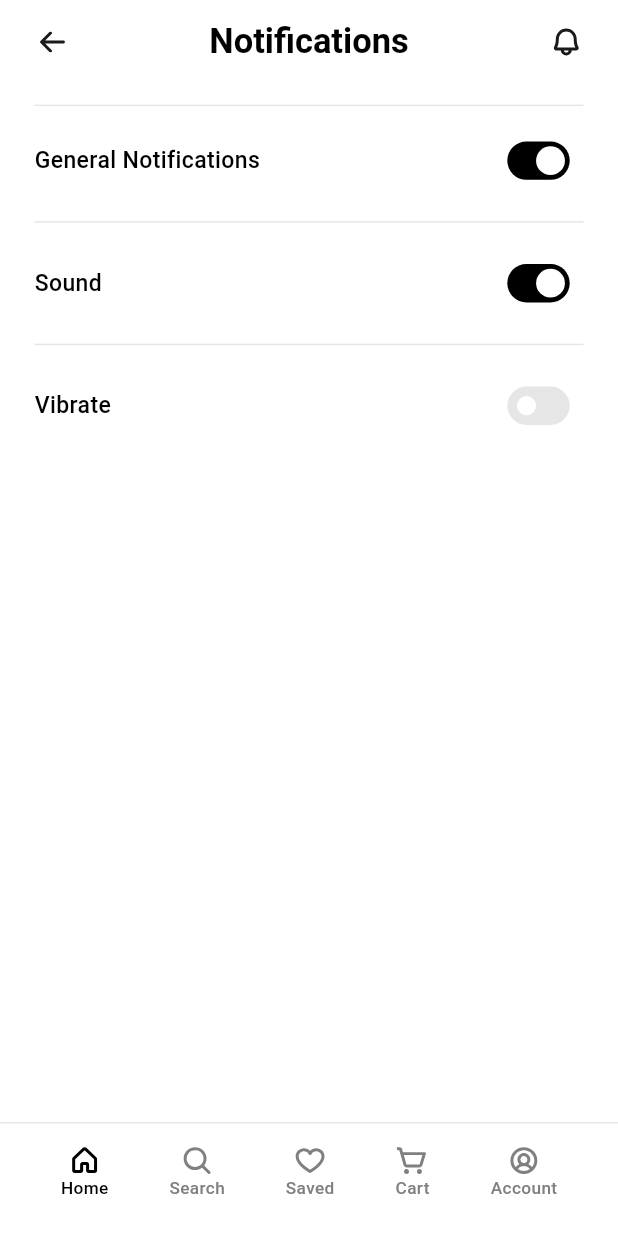
After one commit to isroilovismoiljon/store_mobile, a Flutter app: the NotificationsSetPage screen opened by its route, on a phone screen of 412 x 824 dp. The commit adds this screen. Shown: the top 1233 px of the screen. Run offline on Flutter 3.47's test engine with Material 3 defaults, Android fonts, the phone set to English and light mode, and no system bars; our stand-ins replace cherry_toast, dio, equatable, firebase_core, firebase_messaging, flutter_bloc and 6 more; accounts and stored records are empty; network calls fail.

Commit message:
NotificationsSettings created

```diff
--- a/lib/core/network/auth_interceptor.dart
+++ b/lib/core/network/auth_interceptor.dart
@@ -7,8 +7,9 @@ class AuthInterceptor extends Interceptor {
 
   final dio = Dio(
     BaseOptions(
+      baseUrl: "http://192.168.0.106:8888/api/v1",
       // baseUrl: "http://192.168.10.107:8888/api/v1",
-      baseUrl: "http://172.20.10.6:8888/api/v1",
+      // baseUrl: "http://172.20.10.6:8888/api/v1",
       // validateStatus: (status) => true,
     ),
   );
--- a/lib/core/network/dependencies.dart
+++ b/lib/core/network/dependencies.dart
@@ -11,15 +11,14 @@ final dependencies = [
   Provider(create: (context) => FlutterSecureStorage()),
   Provider(create: (context) => AuthInterceptor(secureStorage: context.read())),
   Provider(
+    create: (context) => ApiClient(interceptor: context.read(), baseUrl: "http://192.168.0.106:8888/api/v1"),
     // create: (context) => ApiClient(interceptor: context.read(), baseUrl: "http://192.168.10.107:8888/api/v1"),
-    create: (context) => ApiClient(interceptor: context.read(), baseUrl: "http://172.20.10.6:8888/api/v1")
+    // create: (context) => ApiClient(interceptor: context.read(), baseUrl: "http://172.20.10.6:8888/api/v1")
   ),
   Provider(
     create: (context) => AuthenticationRepository(client: context.read(), secureStorage: context.read()),
   ),
-  Provider(
-    create: (context) => CategoryRepository(client: context.read()),
-  ),
+  Provider(create: (context) => CategoryRepository(client: context.read())),
   Provider(create: (context) => ProductRepository(client: context.read())),
   Provider(create: (context) => NotificationsRepository(client: context.read())),
   Provider(create: (context) => UserRepository(client: context.read())),
--- a/lib/core/routing/router.dart
+++ b/lib/core/routing/router.dart
@@ -6,6 +6,7 @@ import 'package:store_mobile/features/notifications/pages/notifications_page.dar
 import 'package:store_mobile/features/payment/pages/chekout_page.dart';
 import 'package:store_mobile/features/payment/pages/payment_method_page.dart';
 import 'package:store_mobile/features/product/pages/product_details_page.dart';
+import 'package:store_mobile/features/settings/pages/notifications_set_page.dart';
 import '../../features/product/pages/saved_page.dart';
 import '../utils/imports.dart';
 
@@ -99,5 +100,9 @@ GoRouter router = GoRouter(
       path: Routes.paymentMethod,
       builder: (context, state) => PaymentMethodPage(),
     ),
+    GoRoute(
+      path: Routes.notificationsSettings,
+      builder: (context, state) => NotificationsSetPage(),
+    ),
   ],
 );
--- a/lib/core/routing/routes.dart
+++ b/lib/core/routing/routes.dart
@@ -18,4 +18,5 @@ class Routes {
   static const paymentMethod = '/payment-method';
   static const newCard = '/new-card';
   static const helpCenter = '/help-center';
+  static const notificationsSettings = '/notifications-settings';
 }
--- a/lib/core/utils/icons.dart
+++ b/lib/core/utils/icons.dart
@@ -35,5 +35,6 @@ class AppIcons{
   static const headphones = "assets/icons/Headphones.svg";
   static const logout = "assets/icons/Logout.svg";
   static const visa = "assets/icons/bxl_visa.svg";
+  static const masterCard = "assets/icons/master_card.svg";
 
 }
--- a/lib/features/cart/managers/cart_items_bloc.dart
+++ b/lib/features/cart/managers/cart_items_bloc.dart
@@ -23,4 +23,6 @@ class CartItemsBloc extends Bloc<CartItemsEvent, CartItemsState> {
       (value) => emit(state.copyWith(statusCartItem: Status.success, cartItems: value, errorMessageCartItem: null)),
     );
   }
+
+
 }
--- a/lib/features/cart/pages/my_cart_page.dart
+++ b/lib/features/cart/pages/my_cart_page.dart
@@ -52,6 +52,9 @@ class MyCartPage extends StatelessWidget {
                         : Column(
                             spacing: 14.h,
                             children: [
+                              SingleChildScrollView(
+                                child: Column(
+                                  children: [
                                     ...List.generate(
                                       state.cartItems!.items.length,
                                           (index) {
@@ -60,6 +63,9 @@ class MyCartPage extends StatelessWidget {
                                           index: index,
                                         );
                                       },
+                                    ),
+                                  ],
+                                ),
                               ),
                               Column(
                                 spacing: 15.h,
--- a/lib/features/home/pages/home_page.dart
+++ b/lib/features/home/pages/home_page.dart
@@ -21,6 +21,7 @@ class HomePage extends StatelessWidget {
     return BlocBuilder<HomeBloc, HomeState>(
       builder: (context, state) {
         return Scaffold(
+          // resizeToAvoidBottomInset: true,
           extendBody: true,
           body: Padding(
             padding: EdgeInsets.only(left: 24.w, right: 24.w, bottom: 86.h),
--- a/lib/features/product/pages/product_details_page.dart
+++ b/lib/features/product/pages/product_details_page.dart
@@ -91,6 +91,7 @@ class _ProductDetailsPageState extends State<ProductDetailsPage> {
                         state.productDetails!.title,
                         style: AppStyles.appBarTitle,
                         overflow: TextOverflow.ellipsis,
+                        maxLines: 1,
                       ),
                       Row(
                         spacing: 2.w,
--- /dev/null
+++ b/lib/features/settings/pages/notifications_set_page.dart
@@ -0,0 +1,35 @@
+import 'package:flutter/material.dart';
+import 'package:flutter_screenutil/flutter_screenutil.dart';
+import 'package:store_mobile/features/common/widgets/app_bar/my_app_bar.dart';
+import 'package:store_mobile/features/common/widgets/my_bottom_navigation_bar.dart';
+import 'package:store_mobile/features/settings/pages/notifications_setting_item.dart';
+
+import '../../../core/utils/colors.dart';
+
+class NotificationsSetPage extends StatelessWidget {
+  const NotificationsSetPage({super.key});
+
+  @override
+  Widget build(BuildContext context) {
+    return Scaffold(
+      appBar: MyAppBar(title: 'Notifications'),
+      body: Padding(
+        padding: EdgeInsets.only(right: 24.w, left: 24.w, top: 4.h),
+        child: Column(
+          children: [
+            NotificationsSettingItem(title: 'General Notifications',),
+            Divider(
+              color: AppColors.borderColor,
+            ),
+            NotificationsSettingItem(title: 'Sound',),
+            Divider(
+              color: AppColors.borderColor,
+            ),
+            NotificationsSettingItem(title: 'Vibrate', valueSwitch: false,),
+          ],
+        ),
+      ),
+      bottomNavigationBar: MyBottomNavigationBar(),
+    );
+  }
+}
--- /dev/null
+++ b/lib/features/settings/pages/notifications_setting_item.dart
@@ -0,0 +1,60 @@
+import 'package:flutter/material.dart';
+import 'package:flutter_screenutil/flutter_screenutil.dart';
+import 'package:store_mobile/core/utils/colors.dart';
+
+class NotificationsSettingItem extends StatefulWidget {
+  const NotificationsSettingItem({
+    super.key, required this.title, this.valueSwitch = true,
+  });
+
+  final String title;
+  final bool valueSwitch;
+
+  @override
+  State<NotificationsSettingItem> createState() => _NotificationsSettingItemState();
+}
+
+class _NotificationsSettingItemState extends State<NotificationsSettingItem> {
+
+  bool valueSwitch = true;
+  @override
+  void initState() {
+    valueSwitch = widget.valueSwitch;
+    super.initState();
+  }
+  @override
+  Widget build(BuildContext context) {
+    return Padding(
+      padding: EdgeInsets.symmetric(vertical: 10.h),
+      child: Row(
+        mainAxisAlignment: MainAxisAlignment.spaceBetween,
+        children: [
+          Text(
+            widget.title,
+            style: TextStyle(
+              fontSize: 16.sp,
+              fontWeight: FontWeight.w500,
+              overflow: TextOverflow.ellipsis,
+            ),
+            maxLines: 1,
+          ),
+          Transform.scale(
+            scale: 0.8,
+            child: Switch(
+              inactiveThumbColor: AppColors.borderColor,
+              inactiveTrackColor: AppColors.borderColor,
+              thumbColor: WidgetStatePropertyAll(Theme.of(context).colorScheme.onPrimary),
+              trackOutlineColor: WidgetStatePropertyAll(Colors.transparent),
+              value: valueSwitch,
+              onChanged: (value) {
+                valueSwitch = value;
+                setState(() {
+                });
+              },
+            ),
+          ),
+        ],
+      ),
+    );
+  }
+}
--- a/pubspec.yaml
+++ b/pubspec.yaml
@@ -48,6 +48,8 @@ dependencies:
   freezed_annotation: ^3.1.0
   intl: ^0.20.2
   rxdart: ^0.28.0
+  firebase_core: ^4.1.1
+  firebase_messaging: ^16.0.2
 
 dev_dependencies:
   flutter_test:
```
Also changed, not shown: lib/features/account/pages/account_page.dart (+7 -1 lines), lib/features/cart/widgets/cart_item.dart (+16 -5 lines), lib/features/payment/widgets/card_items.dart (+18 -14 lines), lib/main.dart (+9 -1 lines), assets/icons/master_card.svg (added), firebase.json (added), lib/firebase_options.dart (added), pubspec.lock, 3 other files. Lines whose indentation alone changed are shown as unchanged.
